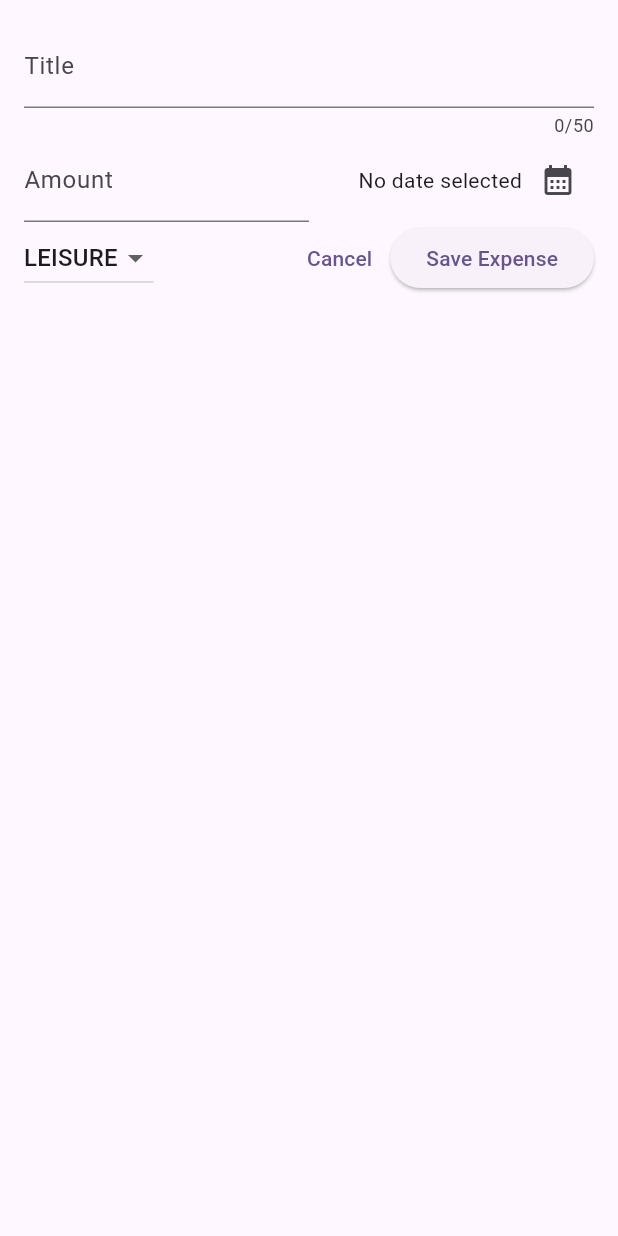
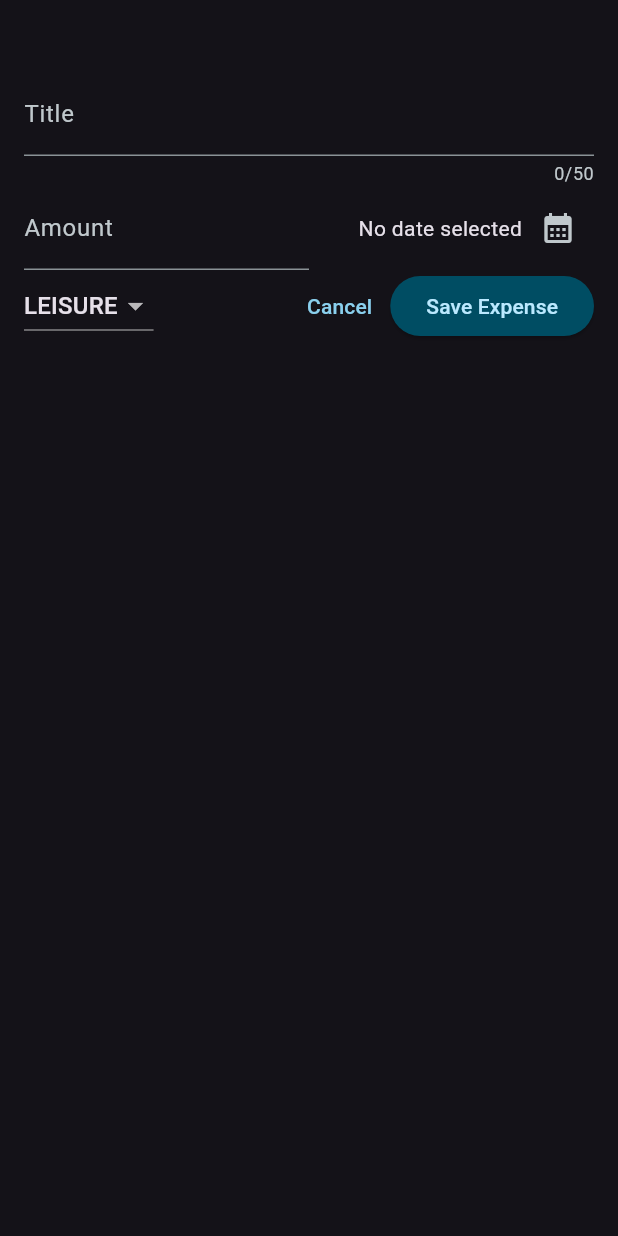
Before and after one commit to maharsh90/expense_tracker, a Flutter app: the screen it shows after launch, after a tap on the "add" icon, on a phone screen of 412 x 824 dp. Run offline on Flutter 3.47's test engine with Material 3 defaults, Android fonts, the phone set to English and light mode, and no system bars.

Commit message:
adding a dark theme and implement the theming concept

```diff
--- a/lib/main.dart
+++ b/lib/main.dart
@@ -1,6 +1,9 @@
 import 'package:expense_tracker_app/widgets/expense_page.dart';
 import 'package:flutter/material.dart';
 
+var kColorScheme= ColorScheme.fromSeed(seedColor: Color.fromARGB(255, 96, 59, 181));
+var kDarkColorScheme=ColorScheme.fromSeed(brightness: Brightness.dark,seedColor: Color.fromARGB(
+    255, 5, 99, 125));
 void main() {
   runApp(const MyApp());
 }
@@ -13,9 +16,42 @@ class MyApp extends StatelessWidget {
   Widget build(BuildContext context) {
     return MaterialApp(
       title: 'Flutter Demo',
-      theme: ThemeData(
-        colorScheme: ColorScheme.fromSeed(seedColor: Colors.deepPurple),
+      // theme: ThemeData(
+      //   colorScheme: ColorScheme.fromSeed(seedColor: Colors.deepPurple),
+      //   useMaterial3: true,
+      // ),
+      darkTheme: ThemeData.dark().copyWith(
         useMaterial3: true,
+        colorScheme: kDarkColorScheme,
+        cardTheme: const CardTheme().copyWith(
+          color: kDarkColorScheme.secondaryContainer,
+          margin: const EdgeInsets.symmetric(horizontal: 16,vertical: 8),
+        ),
+        elevatedButtonTheme: ElevatedButtonThemeData(style: ElevatedButton.styleFrom(
+          backgroundColor: kDarkColorScheme.primaryContainer,
+          foregroundColor: kDarkColorScheme.onPrimaryContainer,
+        ),),
+      ),
+      themeMode: ThemeMode.dark,
+      theme: ThemeData().copyWith(
+        useMaterial3: true,
+        colorScheme: kColorScheme,
+        appBarTheme: const AppBarTheme().copyWith(
+          backgroundColor: kColorScheme.onPrimaryContainer,
+          foregroundColor: kColorScheme.primaryContainer,
+        ),
+        cardTheme: const CardTheme().copyWith(
+          color: kColorScheme.secondaryContainer,
+          margin: const EdgeInsets.symmetric(horizontal: 16,vertical: 8),
+        ),
+        elevatedButtonTheme: ElevatedButtonThemeData(style: ElevatedButton.styleFrom(
+          backgroundColor: kColorScheme.primaryContainer,
+        ),),
+        textTheme: ThemeData().textTheme.copyWith(
+          titleLarge: TextStyle(fontWeight: FontWeight.bold,color: kColorScheme.onSecondaryContainer,fontSize: 16),
+        ),
+
+        // scaffoldBackgroundColor: Colors.purple.shade200,
       ),
       home: const ExpensePage(),
     );
--- a/lib/widgets/expense_page.dart
+++ b/lib/widgets/expense_page.dart
@@ -17,12 +17,35 @@ class _ExpensePageState extends State<ExpensePage> {
     Expense (title: 'Cinema',amount: 15.69,date: DateTime.now(), category: Category.leisure,)
   ];
 
+  void _addExpense(Expense expense){
+    setState(() {
+      _registeredExpenses.add(expense);
+    });
+  }
+
+  void _removeExpense(Expense expense){
+    final expenseIndex=_registeredExpenses.indexOf(expense);
+    setState(() {
+      _registeredExpenses.remove(expense);
+    });
+    ScaffoldMessenger.of(context).clearSnackBars();
+    ScaffoldMessenger.of(context).showSnackBar(SnackBar(content: const Text("Expense deleted"),duration: Duration(seconds: 3),action: SnackBarAction(label: 'undo', onPressed: () {
+      setState(() {
+      _registeredExpenses.insert(expenseIndex, expense);
+      });
+    },),));
+  }
+
   void _openAddExtendedOverlay(){
-    showModalBottomSheet(isScrollControlled: true,context: context, builder: (ctx) => const NewExpense());
+    showModalBottomSheet(isScrollControlled: true,context: context, builder: (ctx) => NewExpense(onAddExpense: _addExpense,));
   }
 
   @override
   Widget build(BuildContext context) {
+    Widget mainContent = const Center(child: Text("No Expenses found start adding some"),);
+    if(_registeredExpenses.isNotEmpty){
+      mainContent = ExpensesList(expenses: _registeredExpenses, onRemoveExpense: _removeExpense);
+    }
     return Scaffold(
       appBar: AppBar(
         title: const Text("Flutter ExpenseTracker"),
@@ -33,7 +56,7 @@ class _ExpensePageState extends State<ExpensePage> {
       body: Column(
         children: [
           const Text("The Chart"),
-          Expanded(child: ExpensesList(expenses: _registeredExpenses)),
+          Expanded(child: mainContent),
         ],
       ),
     );
--- a/lib/widgets/expenses_list/expense_item.dart
+++ b/lib/widgets/expenses_list/expense_item.dart
@@ -12,8 +12,9 @@ class ExpenseItem extends StatelessWidget {
       child: Padding(
         padding: const EdgeInsets.all(8.0),
         child: Column(
+          crossAxisAlignment: CrossAxisAlignment.start,
           children: [
-            Text(expense.title),
+            Text(expense.title,style: Theme.of(context).textTheme.titleLarge,),
             SizedBox(height: 4,),
             Row(
               children: [
--- a/lib/widgets/expenses_list/expenses_list.dart
+++ b/lib/widgets/expenses_list/expenses_list.dart
@@ -3,14 +3,20 @@ import 'package:expense_tracker_app/widgets/expenses_list/expense_item.dart';
 import 'package:flutter/material.dart';
 
 class ExpensesList extends StatelessWidget {
-  const ExpensesList({super.key,required this.expenses});
+  const ExpensesList({super.key,required this.expenses,required this.onRemoveExpense});
 
   final List<Expense> expenses;
+  final void Function(Expense expense) onRemoveExpense;
 
   @override
   Widget build(BuildContext context) {
     return ListView.builder(itemCount: expenses.length,itemBuilder: (context, index) {
-      return ExpenseItem(expenses[index]);
+      return Dismissible(key: ValueKey(expenses[index]),background: Container(
+        color: Theme.of(context).colorScheme.error.withOpacity(0.75),
+        margin: EdgeInsets.symmetric(horizontal: Theme.of(context).cardTheme.margin!.horizontal),
+      ),onDismissed: (direction) {
+        onRemoveExpense(expenses[index]);
+      },child: ExpenseItem(expenses[index]));
     },);
   }
 }
--- a/lib/widgets/new_expense.dart
+++ b/lib/widgets/new_expense.dart
@@ -2,7 +2,9 @@ import 'package:flutter/material.dart';
 import 'package:expense_tracker_app/models/expense.dart';
 
 class NewExpense extends StatefulWidget {
-  const NewExpense({super.key});
+  const NewExpense({super.key,required this.onAddExpense});
+
+  final void Function(Expense expense) onAddExpense;
 
   @override
   State<NewExpense> createState() => _NewExpenseState();
@@ -44,7 +46,8 @@ class _NewExpenseState extends State<NewExpense> {
       },);
       return;
     }
-
+    widget.onAddExpense(Expense(amount: enteredAmount, date: _selectedDate!, title: _titleController.text, category: _selectedCategory));
+    Navigator.pop(context);
   }
 
   @override
@@ -57,7 +60,7 @@ class _NewExpenseState extends State<NewExpense> {
   @override
   Widget build(BuildContext context) {
     return Scaffold(
-      body: Padding(padding: const EdgeInsets.all(16.0),
+      body: Padding(padding: const EdgeInsets.fromLTRB(16,48,16,16),
       child: Column(
         children: [
           TextField(
@@ -74,7 +77,6 @@ class _NewExpenseState extends State<NewExpense> {
             child: TextField(
               controller: _amountController,
               keyboardType: TextInputType.number,
-              onChanged: _saveTitleInput,
               decoration: const InputDecoration(
                   prefixText: '\$ ',
                   label: Text("Amount")
```
